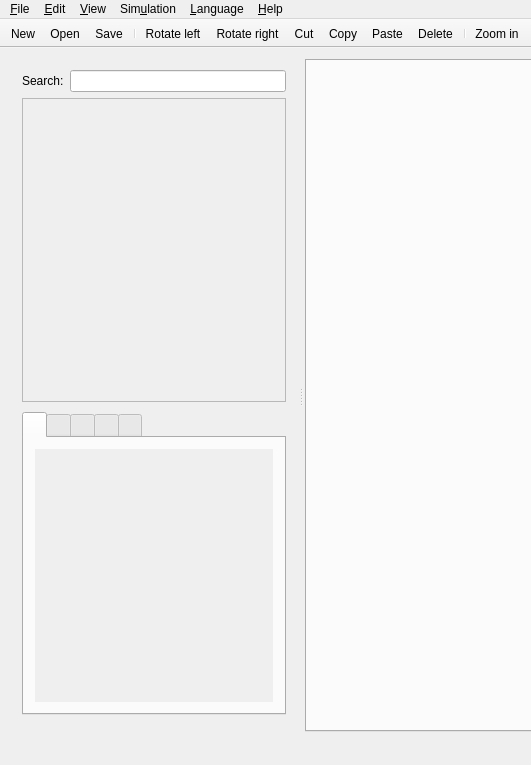
Before: the Qt Designer form app/mainwindow.ui in GIBIS-UNIFESP/wiRedPanda, drawn with Qt 5; both pictures show x 0 to 531 and y 0 to 765 of the 886 by 765 pixel window.
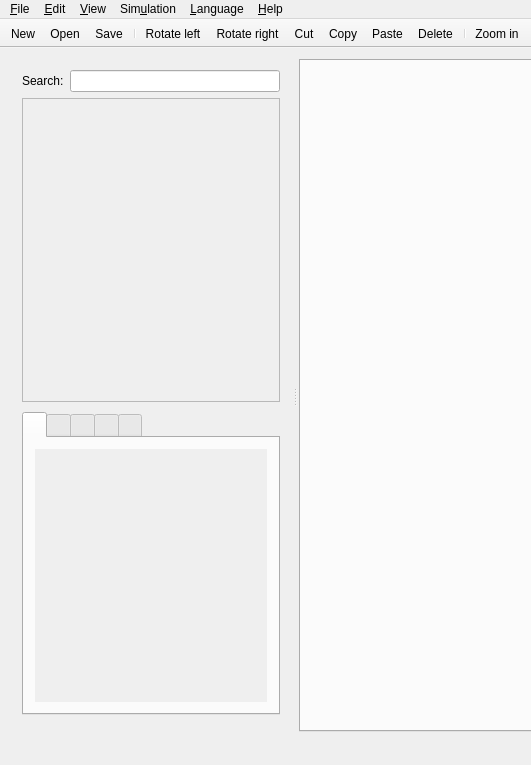
After: the same form once the commit is applied. Icons and pictures are not drawn. Custom widgets are drawn as their Qt base class.

Commit message: Fixed splitter stretch

```diff
--- a/app/mainwindow.ui
+++ b/app/mainwindow.ui
@@ -453,7 +453,7 @@
       <widget class="QTabWidget" name="tabWidget_mainWindow">
        <property name="sizePolicy">
         <sizepolicy hsizetype="Expanding" vsizetype="Expanding">
-         <horstretch>0</horstretch>
+         <horstretch>255</horstretch>
          <verstretch>0</verstretch>
         </sizepolicy>
        </property>
```
